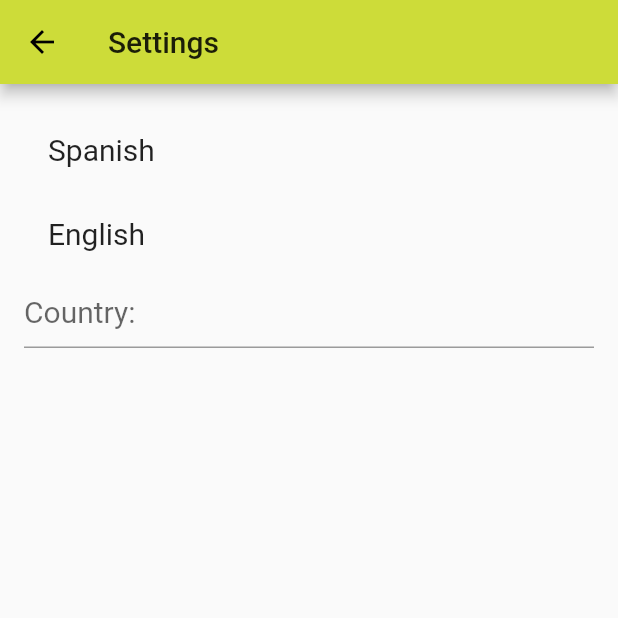
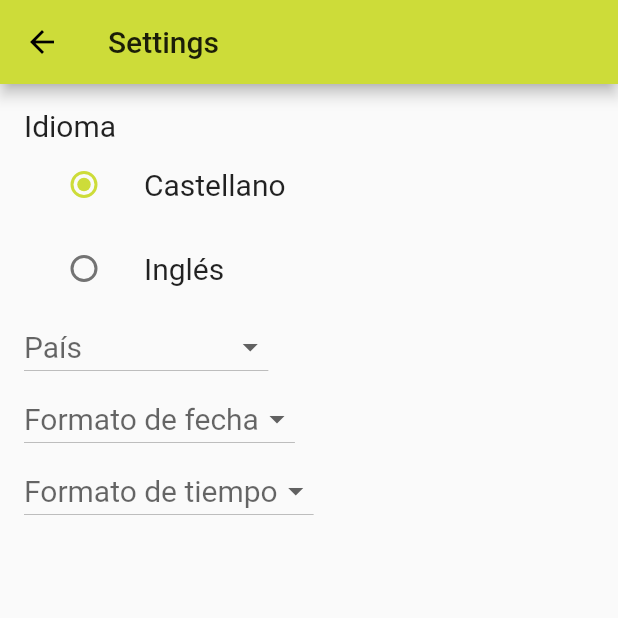
Before and after one commit to MarcSalaManzano/codelab_timetracker, a Flutter app: the Settings screen opened directly, on a phone screen of 412 x 824 dp, the top half of it. Run offline on Flutter 3.47's test engine with Material 2 defaults, Android fonts, the phone set to English and light mode, and no system bars; network calls fail.

Commit message:
settings page v2

```diff
--- a/lib/requests.dart
+++ b/lib/requests.dart
@@ -6,7 +6,7 @@ final http.Client client = http.Client();
 // better than http.get() if multiple requests to the same server
 
 // If you connect the Android emulator to the webserver listening to localhost:8080
-const String baseUrl = "http://192.168.0.18:8080";
+const String baseUrl = "http://192.168.1.194:8080";
 
 
 Future<Tree> getTree(int id) async {
--- a/lib/settings.dart
+++ b/lib/settings.dart
@@ -1,4 +1,6 @@
 import 'package:flutter/material.dart';
+
+enum Language {English, Castellano}
 
 class Settings extends StatefulWidget {
   @override
@@ -11,6 +13,14 @@ class _SettingsState extends State<Settings> {
   final _formKey = GlobalKey<FormState>();
   final nameController = TextEditingController();
   final tagsController = TextEditingController();
+  Language language = Language.Castellano;
+  List<String> countries = ['Alemania', 'España', 'Estados Unidos', 'Francia', 'Inglaterra'];
+  String selectedCountry;
+  List<String> dateFormats = ['DD/MM/YY', 'YY/MM/DD', 'Month D, Yr', 'M/D/YY'];
+  String selectedDateFormat;
+  List<String> timeFormats = ['hh:mm', 'hh:mm:ss', 'hh:mm:ss:s'];
+  String selectedTimeFormat;
+
   @override
   Widget build(BuildContext context) {
     return Scaffold(
@@ -24,26 +34,78 @@ class _SettingsState extends State<Settings> {
                 child: Column(
                     crossAxisAlignment: CrossAxisAlignment.start,
                     children: <Widget>[
+                      const Text('Idioma'),
                       ListTile(
-                        title: const Text('Spanish'),
+                        title: const Text('Castellano'),
+                        leading: Radio(
+                          value: Language.Castellano,
+                          groupValue: language,
+                          onChanged: (Language value) {
+                            setState(() {
+                              language = value;
+                            });
+                          },
+                        ),
                       ),
                       ListTile(
-                        title: const Text('English'),
+                        title: const Text('Inglés'),
+                        leading: Radio(
+                          value: Language.English,
+                          groupValue: language,
+                          onChanged: (Language value) {
+                            setState(() {
+                              language = value;
+                            });
+                          },
+                        ),
                       ),
-                      TextFormField(
-                        decoration: const InputDecoration(
-                          hintText: 'Country:',
-                        ),
-                        controller: nameController,
-                        validator: (value) {
-                          if (value.isEmpty) {
-                            return 'Please fill the form';
-                          }
-                          return null;
+                      DropdownButton(
+                        hint: Text('País'), // Not necessary for Option 1
+                        value: selectedCountry,
+                        onChanged: (newValue) {
+                          setState(() {
+                            selectedCountry = newValue;
+                          });
                         },
+                        items: countries.map((location) {
+                          return DropdownMenuItem(
+                            child: new Text(location),
+                            value: location,
+                          );
+                        }).toList(),
+                      ),
+                      DropdownButton(
+                        hint: Text('Formato de fecha'), // Not necessary for Option 1
+                        value: selectedDateFormat,
+                        onChanged: (newValue) {
+                          setState(() {
+                            selectedDateFormat = newValue;
+                          });
+                        },
+                        items: dateFormats.map((location) {
+                          return DropdownMenuItem(
+                            child: new Text(location),
+                            value: location,
+                          );
+                        }).toList(),
+                      ),
+                      DropdownButton(
+                        hint: Text('Formato de tiempo'), // Not necessary for Option 1
+                        value: selectedTimeFormat,
+                        onChanged: (newValue) {
+                          setState(() {
+                            selectedTimeFormat = newValue;
+                          });
+                        },
+                        items: timeFormats.map((location) {
+                          return DropdownMenuItem(
+                            child: new Text(location),
+                            value: location,
+                          );
+                        }).toList(),
                       ),
                     ]
-                )
+                ),
             )
         )
     );
```
Also changed, not shown: 1 other file.
